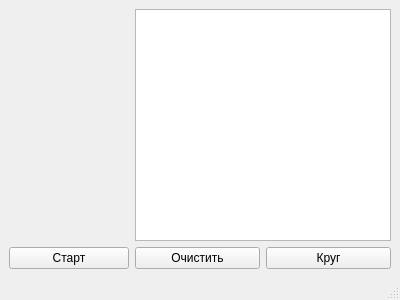
Above: lesson5/task1/mainwindow.ui from YVA91/QT before the change. Below: the same form after it.
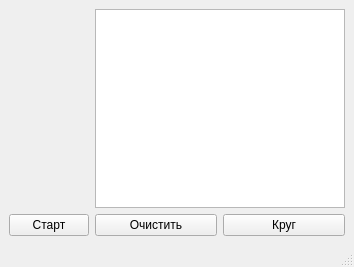
That is the form after the change.

Diff of the .ui file:
```diff
--- a/lesson5/task1/mainwindow.ui
+++ b/lesson5/task1/mainwindow.ui
@@ -6,8 +6,8 @@
    <rect>
     <x>0</x>
     <y>0</y>
-    <width>400</width>
-    <height>300</height>
+    <width>354</width>
+    <height>267</height>
    </rect>
   </property>
   <property name="maximumSize">
```
Left out of the diff: 2 changed lines with no effect on the pictures.
